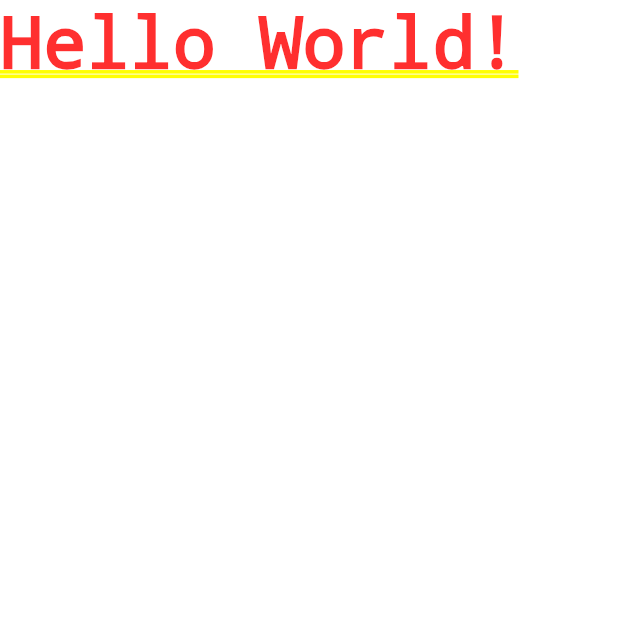
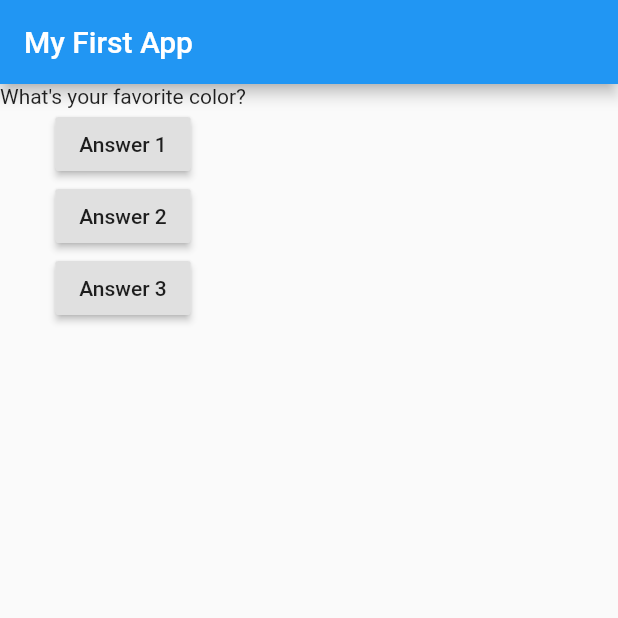
Before and after one commit to IzaltinoNeto/studying-flutter, a Flutter app: the screen it shows after launch, on a phone screen of 412 x 824 dp, the top half of it. Run offline on Flutter 3.47's test engine with Material 2 defaults, Android fonts, the phone set to English and light mode, and no system bars.

```diff
--- a/lib/main.dart
+++ b/lib/main.dart
@@ -1,10 +1,64 @@
 import 'package:flutter/material.dart';
 
-void  main() => runApp(MyApp());
+import './question.dart';
+void main() => runApp(MyApp());
 
- class MyApp extends StatelessWidget{
-   @override
-   Widget build(BuildContext context) {
-     return MaterialApp(home: Text('Hello World!'),);
-   }
- }
+class MyApp extends StatefulWidget {
+
+  @override
+  State<StatefulWidget> createState() {
+     return _MyAppState();
+  }
+}
+
+class _MyAppState extends State<MyApp> {
+  int _questionsIndex = 0;
+
+
+
+  void answerQuestion() {
+    setState(() {
+    _questionsIndex = _questionsIndex + 1;
+    });
+
+  }
+
+  @override
+  Widget build(BuildContext context) {
+    var questions = [
+      'What\'s your favorite color?',
+      'What\'s your favorite animal?',
+      'What\'s your favorite movie?',
+    ];
+    return MaterialApp(
+      home: Scaffold(
+        appBar: AppBar(
+          title: Text('My First App'),
+        ),
+        body: Column(
+          children: <Widget>[
+            Question(questionText: questions[_questionsIndex]),
+            RaisedButton(
+              child: Text('Answer 1'),
+              onPressed: () => {
+                answerQuestion()
+                },
+            ),
+            RaisedButton(
+              child: Text('Answer 2'),
+              onPressed:() => {
+                answerQuestion()
+                },
+            ),
+            RaisedButton(
+              child: Text('Answer 3'),
+              onPressed: () => {
+                answerQuestion()
+                },
+            ),
+          ],
+        ),
+      ),
+    );
+  }
+}
--- /dev/null
+++ b/lib/question.dart
@@ -0,0 +1,12 @@
+import 'package:flutter/material.dart';
+
+class Question extends StatelessWidget {
+  final String questionText;
+
+  Question({this.questionText});
+
+  @override
+  Widget build(BuildContext context) {
+    return Text(questionText);
+  }
+}
```
